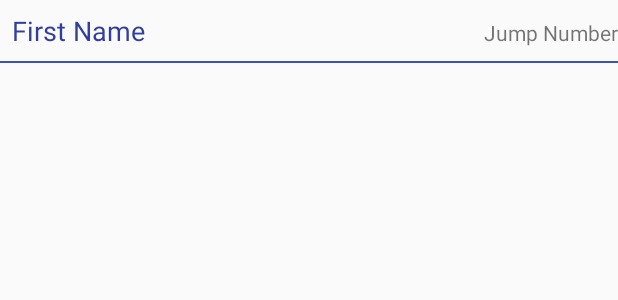
After one commit to I-Believe-I-Can-Fly/SkydiveLogbook, an Android app: the layout activity_evaluate_request_item.xml on its own in the app's theme, with its tools: preview values and no code run, on a phone screen of 412 x 824 dp. The commit adds this screen. Shown: the top 300 px of the screen. Run offline under Robolectric (Android 15) with nearby library versions, the phone set to English and light mode, and no system bars.

Commit message:
requests now shows up to correct respondent afaik, cant accept/deny it just yet

```diff
--- a/app/src/main/java/ibelieveicanfly/skydivelogbook/CreatePageActivity.java
+++ b/app/src/main/java/ibelieveicanfly/skydivelogbook/CreatePageActivity.java
@@ -46,6 +46,7 @@ public class CreatePageActivity extends AppCompatActivity {
     private DatabaseReference myRef2;
     private FirebaseAuth auth;
     private String userID;
+    private String mUsernameTxt;
 
     @Override
     protected void onCreate(Bundle savedInstanceState) {
@@ -147,6 +148,7 @@ public class CreatePageActivity extends AppCompatActivity {
                 String SignatureUserTxt = data.getStringExtra("SignUser_text");
 
                 this.mSignatureUserID = SignatureUserID;
+                this.mUsernameTxt = SignatureUserTxt;
 
                 mSignature.setText(SignatureUserTxt);
             }
@@ -275,7 +277,7 @@ public class CreatePageActivity extends AppCompatActivity {
     }
 
     private void createSignatureRequest(String User, String Signer, String JumpNr){
-        Request request = new Request(User, Signer, JumpNr);
+        Request request = new Request(User, Signer, JumpNr, mUsernameTxt);
 
         String key = myRef2.push().getKey();
         myRef2.child(key).setValue(request);
--- a/app/src/main/java/ibelieveicanfly/skydivelogbook/MainActivity.java
+++ b/app/src/main/java/ibelieveicanfly/skydivelogbook/MainActivity.java
@@ -64,8 +64,8 @@ public class MainActivity extends AppCompatActivity {
         });
         floatingActionButton2.setOnClickListener(new View.OnClickListener() {
             public void onClick(View v) {
-                //TODO something when floating action menu second item clicked
-
+                Intent intent = new Intent(MainActivity.this, EvaluateRequestActivity.class);
+                startActivity(intent);
             }
         });
 
--- /dev/null
+++ b/app/src/main/res/layout/activity_evaluate_request_item.xml
@@ -0,0 +1,30 @@
+<?xml version="1.0" encoding="utf-8"?>
+<RelativeLayout xmlns:android="http://schemas.android.com/apk/res/android"
+    android:layout_width="match_parent"
+    android:layout_height="wrap_content">
+
+    <TextView
+        android:id="@+id/EvaluateName"
+        android:layout_width="match_parent"
+        android:layout_height="wrap_content"
+        android:padding="8dp"
+        android:text="@string/firstName"
+        android:textColor="@color/colorPrimaryDark"
+        android:textSize="8pt" />
+
+    <TextView
+        android:id="@+id/EvaluateJumpNr"
+        android:layout_width="wrap_content"
+        android:layout_height="wrap_content"
+        android:layout_alignParentEnd="true"
+        android:layout_alignParentTop="true"
+        android:layout_marginTop="12dp"
+        android:text="@string/jumpNr" />
+
+    <View
+        android:layout_width="match_parent"
+        android:layout_height="1dp"
+        android:layout_alignParentStart="true"
+        android:layout_below="@+id/EvaluateName"
+        android:background="@color/colorPrimary" />
+</RelativeLayout>
```
Also changed, not shown: app/src/main/AndroidManifest.xml (+15 -8 lines), app/src/main/java/ibelieveicanfly/skydivelogbook/EvaluateRequestActivity.java (added, +143 -0 lines), app/src/main/java/ibelieveicanfly/skydivelogbook/Request.java (+11 -1 lines), app/src/main/res/layout/activity_evaluate_request.xml (added, +17 -0 lines).
